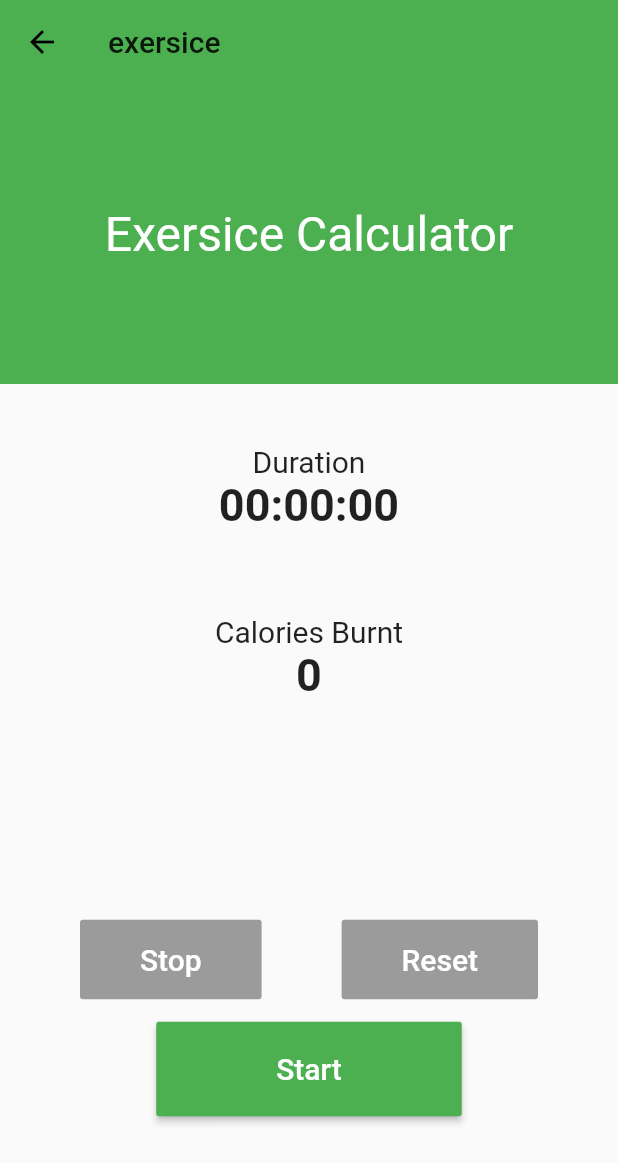
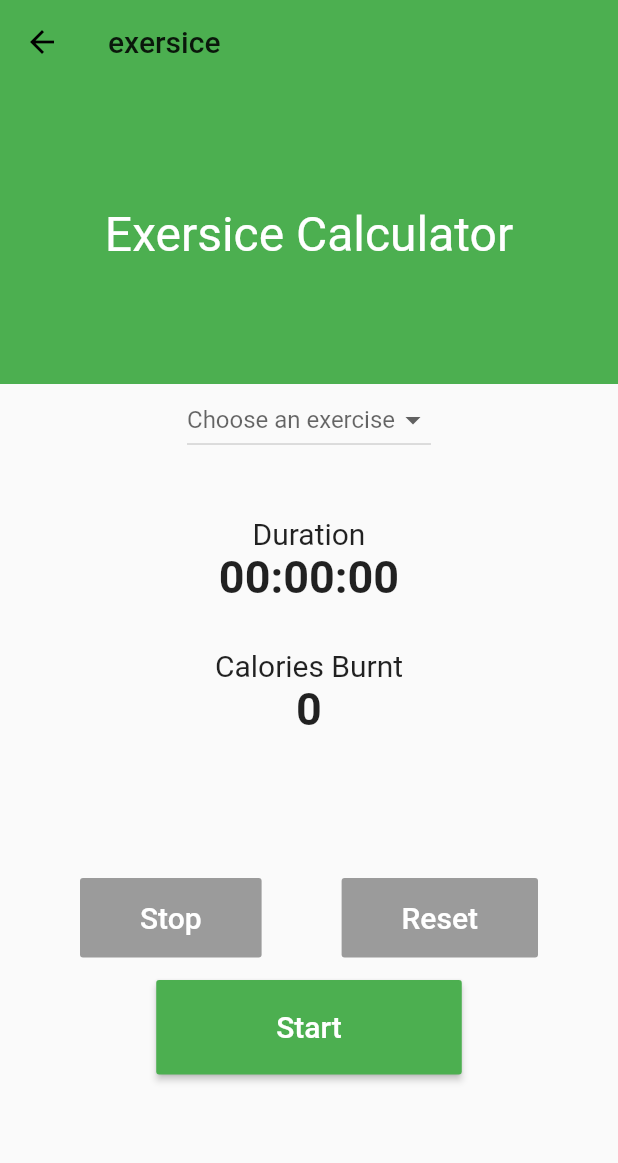
Before and after one commit to MoRashad/Wadi-Food-App-, a Flutter app: the screen it shows once a user with an empty profile is signed in, in the side drawer, after a tap on "Exercise Calculator", on a phone screen of 412 x 824 dp. Shown: the top 1163 px of the screen. Run offline on Flutter 3.47's test engine with Material 2 defaults, Android fonts, the phone set to English and light mode, and no system bars; our stand-ins replace auto_size_text, cached_network_image, cloud_firestore, email_validator, firebase_auth, firebase_storage and 3 more; missing offline and left inert: animator, dart:js, oauth2; accounts and stored records are empty.

Commit message:
initial exersice calculator

```diff
--- a/lib/Home_page.dart
+++ b/lib/Home_page.dart
@@ -1,5 +1,6 @@
 import 'package:WadiFood/exercise.dart';
 import 'package:WadiFood/feed_page.dart';
+import 'package:WadiFood/healthconsultant.dart';
 import 'package:flutter/material.dart';
 import 'package:provider/provider.dart';
 import 'calorie_cal.dart';
@@ -53,7 +54,6 @@ class HomePage extends StatelessWidget {
             ),
             ListTile(
               title: Center(child: Text('Products')),
-              trailing: Icon(Icons.store_mall_directory),
             ),
             ListTile(
               title: Center(child: Text('Exercise Calculator')),
@@ -69,6 +69,13 @@ class HomePage extends StatelessWidget {
                 Navigator.of(context).pushNamed(CalorieCalPage.id);
               },
             ),
+            ListTile(
+              title: Center(child: Text('Health Consultant')),
+              onTap: (){
+                Navigator.of(context).pop();
+                Navigator.of(context).pushNamed(HealthConsultant.id);
+              },
+            ),
           ],
         ),
       ),
--- a/lib/exercise.dart
+++ b/lib/exercise.dart
@@ -17,6 +17,11 @@ class _ExersiceCalPageState extends State<ExersiceCalPage> {
   String stoptimetodisplay = '00:00:00';
   var swatch = Stopwatch();
   final duration = const Duration(seconds: 1);
+  int countertime = 0;
+  double energyexpenture = (0.0175 * 3.5 * 81) / 60;
+  double calpersec = 0;
+  List<String> exercises = ['Walking', 'Running'];
+  String selectedexercise;
 
   void starttimer(){
     Timer(duration, keeprunning);
@@ -29,6 +34,9 @@ class _ExersiceCalPageState extends State<ExersiceCalPage> {
                           + (swatch.elapsed.inMinutes %60).toString().padLeft(2, '0') + ':'
                           + (swatch.elapsed.inSeconds %60).toString().padLeft(2, '0');
       });
+      countertime = swatch.elapsed.inSeconds;
+      calpersec += energyexpenture;
+      print(countertime);
     }
   }
   void startstopwatch(){
@@ -53,6 +61,7 @@ class _ExersiceCalPageState extends State<ExersiceCalPage> {
     });
     swatch.reset();
     stoptimetodisplay = '00:00:00';
+    calpersec = 0;
   }
   @override
   Widget build(BuildContext context) {
@@ -78,6 +87,22 @@ class _ExersiceCalPageState extends State<ExersiceCalPage> {
               ),
             ),
             color: Colors.green,
+          ),
+          DropdownButton(
+            hint: Text('Choose an exercise'), // Not necessary for Option 1
+            value: selectedexercise,
+            onChanged: (newValue) {
+              setState(() {
+                selectedexercise = newValue;
+                print(selectedexercise);
+              });
+            },
+            items: exercises.map((location) {
+              return DropdownMenuItem(
+                child: new Text(location),
+                value: location,
+              );
+            }).toList(),
           ),
           SizedBox(height: 40,),
           Container(
@@ -111,7 +136,7 @@ class _ExersiceCalPageState extends State<ExersiceCalPage> {
           Expanded(
             flex: 6,
             child: Container(
-              child: Text('0',
+              child: Text(calpersec.toStringAsFixed(0),
               style: TextStyle(
                 fontSize: 30,
                 fontWeight: FontWeight.bold,
@@ -120,7 +145,7 @@ class _ExersiceCalPageState extends State<ExersiceCalPage> {
             ),
           ),
           Expanded(
-            flex: 7,
+            flex: 11,
             child: Container(
               child: Column(
                 children: <Widget>[
@@ -139,7 +164,7 @@ class _ExersiceCalPageState extends State<ExersiceCalPage> {
                       ),
                       RaisedButton(
                         onPressed: resettispressed ? null : resetstopwatch,
-                        color: Colors.grey,
+                        color: Colors.pink,
                         padding: EdgeInsets.symmetric(horizontal: 40, vertical: 15),
                         child: Text('Reset',
                         style: TextStyle(
--- a/lib/login_page.dart
+++ b/lib/login_page.dart
@@ -170,7 +170,7 @@ void movetoresetpassword(){
             child: new Column(
 
               crossAxisAlignment: CrossAxisAlignment.stretch,
-              children: showAlert() + buildInputs() + buildsubmitbutton(),
+              children: /*showAlert() +*/ buildInputs() + buildsubmitbutton(),
             ),
           ),
         ),
--- a/lib/main.dart
+++ b/lib/main.dart
@@ -1,4 +1,5 @@
 import 'package:WadiFood/feed_page.dart';
+import 'package:WadiFood/healthconsultant.dart';
 import 'package:provider/provider.dart';
 import 'calorie_cal.dart';
 import 'search_page.dart';
@@ -56,6 +57,7 @@ class MyApp extends StatelessWidget {
           FeedPage.id : (context)=> FeedPage(currentuserid: Provider.of<Userdata>(context).currentuserid,),
           CalorieCalPage.id : (context) => CalorieCalPage(userid: Provider.of<Userdata>(context).currentuserid,),
           SearchFood.id : (context) => SearchFood(userid: Provider.of<Userdata>(context).currentuserid,),
+          HealthConsultant.id : (context) => HealthConsultant(userid: Provider.of<Userdata>(context).currentuserid,),
   },
   ),
     );
--- a/lib/postphoto.dart
+++ b/lib/postphoto.dart
@@ -134,7 +134,10 @@ _submit() async{
     final height = MediaQuery.of(context).size.width;
     final width = MediaQuery.of(context).size.width;
     return Scaffold(
+      backgroundColor: Colors.green,
       appBar: AppBar(
+        backgroundColor: Colors.green,
+        elevation: 0,
         title: Text('Post A Photo'),
         actions: <Widget>[
           IconButton(
@@ -167,7 +170,7 @@ _submit() async{
                   child: Container(
                     height: height,
                     width: width,
-                    color: Colors.grey[300],
+                    color: Colors.green,
                     child: _image == null
                     ? Icon(Icons.add_a_photo,
                       color: Colors.white,
--- a/pubspec.yaml
+++ b/pubspec.yaml
@@ -17,7 +17,6 @@ environment:
   sdk: ">=2.2.2 <3.0.0"
 
 dependencies:
-
 
   oauth2: ^1.5.0
 
```
Also changed, not shown: lib/fatsecretget.dart (+26 -81 lines), lib/healthconsultant.dart (added, +23 -0 lines), lib/questions_models.dart (added, +24 -0 lines).
